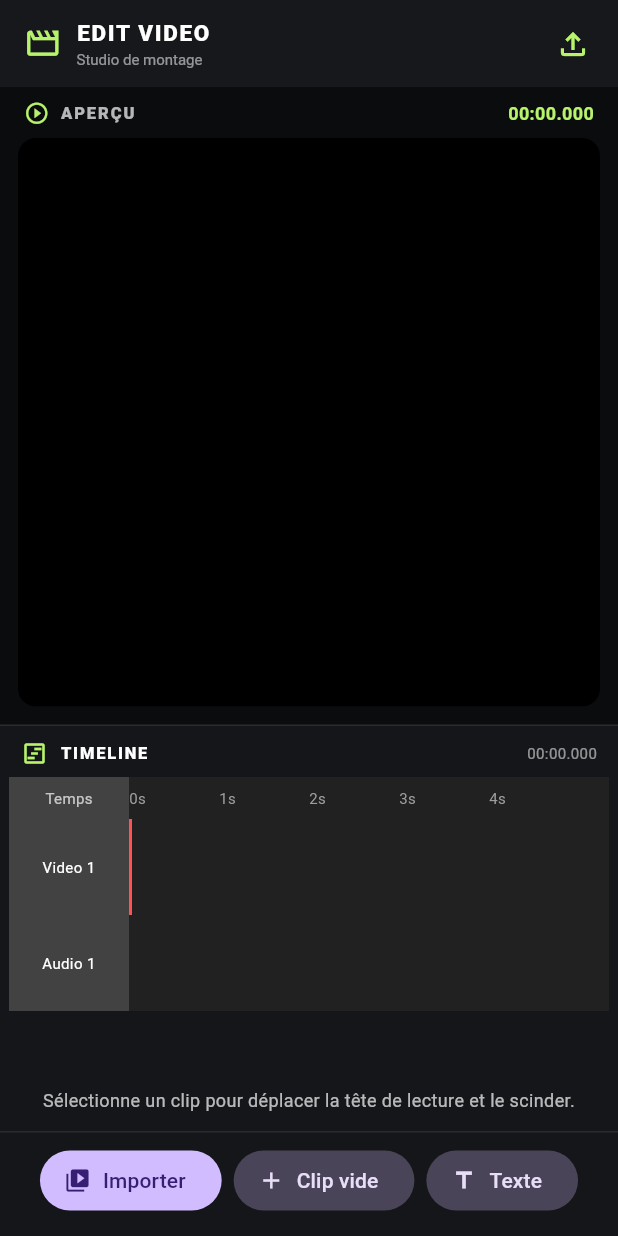
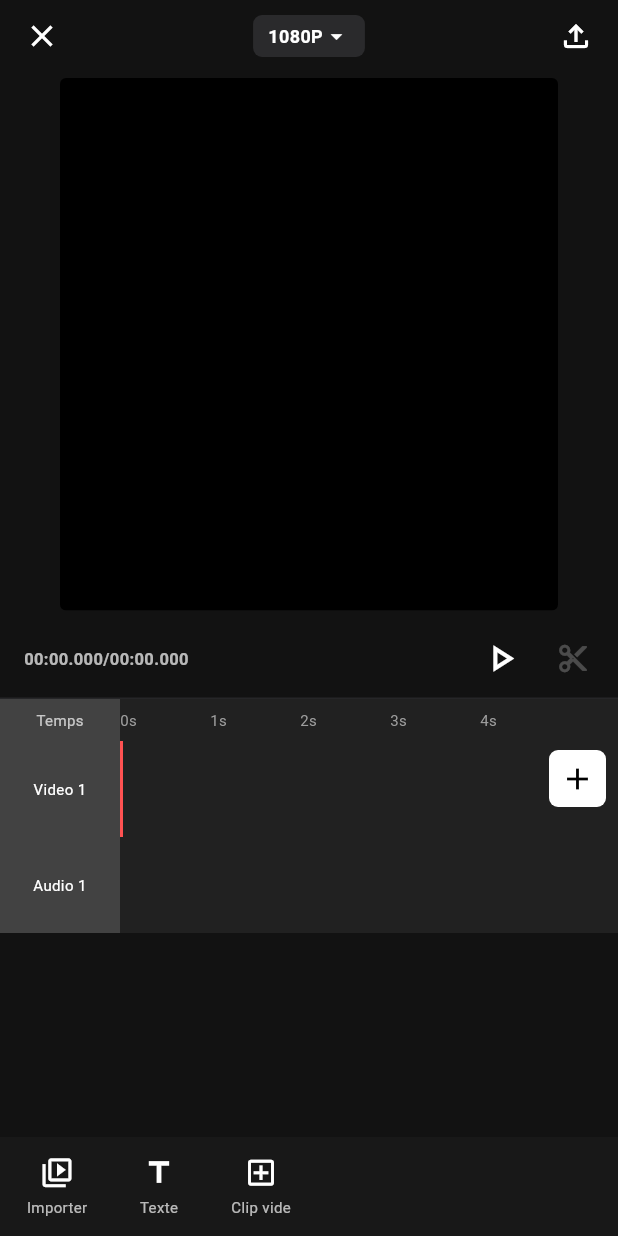
Before and after one commit to hichamDao/edit_video, a Flutter app: the screen it shows after launch, on a phone screen of 412 x 824 dp. Run offline on Flutter 3.47's test engine with Material 3 defaults, Android fonts, the phone set to English and light mode, and no system bars; our stand-ins replace file_picker, video_player.

Commit message:
Design: ecran d'edition style CapCut (maquette Capture.PNG): barre haute, controles de lecture, barre d'outils icones

```diff
--- a/lib/features/editor/editor_screen.dart
+++ b/lib/features/editor/editor_screen.dart
@@ -848,83 +848,146 @@ class _EditorScreenState extends State<EditorScreen> {
     );
   }
 
+  static const Color _bg = Color(0xFF121212);
+  static const Color _accent = Color(0xFF38E1D4);
+
+  Duration _totalDuration() {
+    final project = _project;
+    if (project == null) return Duration.zero;
+    return project.tracks
+        .where((t) => t.type == TrackType.video)
+        .expand((t) => t.segments)
+        .fold<Duration>(Duration.zero, (sum, seg) => sum + _segmentDuration(seg));
+  }
+
+  void _togglePlay() {
+    final c = _videoController;
+    if (c == null || !c.value.isInitialized) {
+      final t = _videoTrack();
+      if (t != null && t.segments.isNotEmpty) _selectSegment(t.segments.first);
+      return;
+    }
+    if (c.value.isPlaying) {
+      c.pause();
+    } else {
+      c.play();
+    }
+    setState(() {});
+  }
+
+  /// Ligne sous l'aperçu : 00:03/00:50 · tête de lecture · lecture · couper.
   Widget _buildPlayheadControls() {
     final selected = _selectedSegment;
-
-    if (selected == null) {
-      return const Padding(
-        padding: EdgeInsets.all(12),
-        child: Text(
-          'Sélectionne un clip pour déplacer la tête de lecture et le scinder.',
-          style: TextStyle(color: Colors.white70, fontSize: 12),
-          textAlign: TextAlign.center,
+    final playing = _videoController?.value.isPlaying ?? false;
+    Widget slider = const Spacer();
+    if (selected != null) {
+      final start = selected.timeRange.start.inMilliseconds.toDouble();
+      final end = (selected.timeRange.start + selected.timeRange.duration)
+          .inMilliseconds
+          .toDouble();
+      final maxValue = end > start ? end : start + 1;
+      final value = _playheadPosition.inMilliseconds.toDouble().clamp(start, maxValue).toDouble();
+      slider = Expanded(
+        child: SliderTheme(
+          data: SliderTheme.of(context).copyWith(
+            trackHeight: 2,
+            thumbShape: const RoundSliderThumbShape(enabledThumbRadius: 6),
+            overlayShape: SliderComponentShape.noOverlay,
+            activeTrackColor: _accent,
+            inactiveTrackColor: Colors.white24,
+            thumbColor: Colors.white,
+          ),
+          child: Slider(
+            min: start,
+            max: maxValue,
+            value: value,
+            onChanged: (v) => setState(() => _playheadPosition = Duration(milliseconds: v.round())),
+          ),
         ),
       );
     }
-
-    final start = selected.timeRange.start.inMilliseconds.toDouble();
-    final end = (selected.timeRange.start +
-        selected.timeRange.duration)
-        .inMilliseconds
-        .toDouble();
-
-    final maxValue = end > start ? end : start + 1;
-    final currentValue = _playheadPosition.inMilliseconds
-        .toDouble()
-        .clamp(start, maxValue)
-        .toDouble();
-
-    return Padding(
-      padding: const EdgeInsets.fromLTRB(12, 4, 12, 8),
-      child: Column(
-        mainAxisSize: MainAxisSize.min,
+    final canSplit = selected?.clip != null &&
+        selected!.timeRange.duration >= const Duration(milliseconds: 2);
+    return Container(
+      color: _bg,
+      padding: const EdgeInsets.fromLTRB(16, 2, 6, 2),
+      child: Row(
         children: [
-          Row(
+          Text(
+            '${_formatTime(_playheadPosition)}/${_formatTime(_totalDuration())}',
+            style: const TextStyle(color: Colors.white70, fontSize: 11, fontWeight: FontWeight.w600),
+          ),
+          slider,
+          IconButton(
+            tooltip: playing ? 'Pause' : 'Lecture',
+            onPressed: _togglePlay,
+            icon: Icon(playing ? Icons.pause : Icons.play_arrow_outlined, color: Colors.white, size: 30),
+          ),
+          IconButton(
+            tooltip: 'Scinder à la tête de lecture',
+            onPressed: canSplit ? _splitSelected : null,
+            icon: Icon(Icons.content_cut, size: 22, color: canSplit ? Colors.white : Colors.white24),
+          ),
+        ],
+      ),
+    );
+  }
+
+  Widget _toolButton(IconData icon, String label, VoidCallback? onTap) {
+    final on = onTap != null;
+    return InkWell(
+      onTap: onTap,
+      borderRadius: BorderRadius.circular(8),
+      child: SizedBox(
+        width: 68,
+        child: Padding(
+          padding: const EdgeInsets.symmetric(vertical: 8),
+          child: Column(
+            mainAxisSize: MainAxisSize.min,
             children: [
-              const Icon(
-                Icons.linear_scale,
-                size: 18,
-                color: Colors.redAccent,
-              ),
-              const SizedBox(width: 6),
-              const Expanded(
-                child: Text(
-                  'Tête de lecture',
-                  style: TextStyle(color: Colors.white70, fontSize: 12),
-                ),
-              ),
-              Text(
-                _formatTime(_playheadPosition),
-                style: const TextStyle(
-                  color: Colors.white,
-                  fontSize: 12,
-                ),
-              ),
+              Icon(icon, size: 23, color: on ? Colors.white : Colors.white24),
+              const SizedBox(height: 4),
+              Text(label,
+                  maxLines: 1,
+                  overflow: TextOverflow.ellipsis,
+                  style: TextStyle(fontSize: 10, color: on ? Colors.white70 : Colors.white24)),
             ],
           ),
-          Slider(
-            min: start,
-            max: maxValue,
-            value: currentValue,
-            activeColor: Colors.redAccent,
-            onChanged: (value) {
-              setState(() {
-                _playheadPosition =
-                    Duration(milliseconds: value.round());
-              });
-            },
+        ),
+      ),
+    );
+  }
+
+  Widget _buildTopBar() {
+    return Container(
+      color: _bg,
+      padding: const EdgeInsets.symmetric(horizontal: 4),
+      height: 48,
+      child: Row(
+        children: [
+          IconButton(
+            tooltip: 'Fermer',
+            icon: const Icon(Icons.close, color: Colors.white),
+            onPressed: () => Navigator.maybePop(context),
           ),
-          SizedBox(
-            width: double.infinity,
-            child: FilledButton.icon(
-              onPressed: selected.clip == null ||
-                  selected.timeRange.duration <
-                      const Duration(milliseconds: 2)
-                  ? null
-                  : _splitSelected,
-              icon: const Icon(Icons.content_cut),
-              label: const Text('Scinder à la tête de lecture'),
+          const Spacer(),
+          InkWell(
+            onTap: () => Navigator.pushNamed(context, '/export'),
+            borderRadius: BorderRadius.circular(6),
+            child: Container(
+              padding: const EdgeInsets.symmetric(horizontal: 10, vertical: 5),
+              decoration: BoxDecoration(color: const Color(0xFF2A2A2C), borderRadius: BorderRadius.circular(6)),
+              child: const Row(mainAxisSize: MainAxisSize.min, children: [
+                Text('1080P', style: TextStyle(color: Colors.white, fontSize: 12, fontWeight: FontWeight.w600)),
+                Icon(Icons.arrow_drop_down, color: Colors.white, size: 18),
+              ]),
             ),
+          ),
+          const Spacer(),
+          IconButton(
+            tooltip: 'Exporter la vidéo',
+            icon: const Icon(Icons.file_upload_outlined, color: Colors.white),
+            onPressed: () => Navigator.pushNamed(context, '/export'),
           ),
         ],
       ),
@@ -1648,77 +1711,49 @@ class _EditorScreenState extends State<EditorScreen> {
       );
     }
 
-    return SingleChildScrollView(
-      scrollDirection: Axis.horizontal,
-      padding: const EdgeInsets.symmetric(
-        horizontal: 8,
-        vertical: 8,
-      ),
+    final hasClip = selected != null && !isTextSelected && selected.clip != null;
+    final items = <Widget>[
+      _toolButton(Icons.video_library_outlined, 'Importer', _importVideo),
+      _toolButton(Icons.title, 'Texte', _addText),
+      _toolButton(Icons.add_box_outlined, 'Clip vide', _addEmptySegment),
+      if (hasClip) ...[
+        _toolButton(Icons.content_cut, 'Couper',
+            selected.timeRange.duration >= const Duration(milliseconds: 2) ? _splitSelected : null),
+        _toolButton(Icons.speed, 'Vitesse', _editSpeedVolume),
+        _toolButton(Icons.auto_awesome, 'Filtres', _editFilters),
+        _toolButton(Icons.crop, 'Rogner', _trimSelected),
+      ],
+      if (selected != null) ...[
+        if (track != null) ...[
+          _toolButton(Icons.arrow_back, 'Reculer', index > 0 ? () => _moveSegment(track, selected, -1) : null),
+          _toolButton(Icons.arrow_forward, 'Avancer',
+              index >= 0 && index < track.segments.length - 1 ? () => _moveSegment(track, selected, 1) : null),
+        ],
+        _toolButton(Icons.delete_outline, 'Supprimer', _deleteSelected),
+      ],
+    ];
+    return Container(
+      height: 66,
+      color: const Color(0xFF181818),
       child: Row(
-        mainAxisSize: MainAxisSize.min,
         children: [
-          FilledButton.icon(
-            onPressed: _importVideo,
-            icon: const Icon(Icons.video_library, size: 18),
-            label: const Text('Importer'),
+          if (selected != null)
+            InkWell(
+              onTap: () => setState(() => _selectedSegment = null),
+              child: Container(
+                width: 40,
+                height: double.infinity,
+                color: const Color(0xFF2A2A2C),
+                child: const Icon(Icons.chevron_left, color: Colors.white),
+              ),
+            ),
+          Expanded(
+            child: SingleChildScrollView(
+              scrollDirection: Axis.horizontal,
+              padding: const EdgeInsets.symmetric(horizontal: 4),
+              child: Row(mainAxisSize: MainAxisSize.min, children: items),
+            ),
           ),
-          const SizedBox(width: 8),
-          FilledButton.tonalIcon(
-            onPressed: _addEmptySegment,
-            icon: const Icon(Icons.add, size: 18),
-            label: const Text('Clip vide'),
-          ),
-          const SizedBox(width: 8),
-          FilledButton.tonalIcon(
-            onPressed: _addText,
-            icon: const Icon(Icons.title, size: 18),
-            label: const Text('Texte'),
-          ),
-          if (selected != null && !isTextSelected && selected.clip != null) ...[
-            const SizedBox(width: 8),
-            FilledButton.tonalIcon(
-              onPressed: _editSpeedVolume,
-              icon: const Icon(Icons.speed, size: 18),
-              label: const Text('Vitesse/Volume'),
-            ),
-            const SizedBox(width: 8),
-            FilledButton.tonalIcon(
-              onPressed: _editFilters,
-              icon: const Icon(Icons.auto_awesome, size: 18),
-              label: const Text('Filtres'),
-            ),
-          ],
-          if (selected != null) ...[
-            const SizedBox(width: 8),
-            IconButton.filledTonal(
-              tooltip: 'Supprimer',
-              onPressed: _deleteSelected,
-              icon: const Icon(Icons.delete),
-            ),
-          ],
-          if (selected != null && track != null) ...[
-            const SizedBox(width: 8),
-            IconButton.filledTonal(
-              tooltip: 'Déplacer vers la gauche',
-              onPressed: index > 0
-                  ? () => _moveSegment(track, selected, -1)
-                  : null,
-              icon: const Icon(Icons.arrow_back),
-            ),
-            IconButton.filledTonal(
-              tooltip: 'Déplacer vers la droite',
-              onPressed: index >= 0 && index < track.segments.length - 1
-                  ? () => _moveSegment(track, selected, 1)
-                  : null,
-              icon: const Icon(Icons.arrow_forward),
-            ),
-            const SizedBox(width: 8),
-            FilledButton.tonalIcon(
-              onPressed: selected.clip != null ? _trimSelected : null,
-              icon: const Icon(Icons.content_cut, size: 18),
-              label: const Text('Rogner'),
-            ),
-          ],
         ],
       ),
     );
@@ -1731,158 +1766,83 @@ class _EditorScreenState extends State<EditorScreen> {
     final timelineWidth = _timelineWidth();
 
     return Scaffold(
-      backgroundColor: const Color(0xFF101114),
-      appBar: AppBar(
-        toolbarHeight: 58,
-        elevation: 0,
-        backgroundColor: const Color(0xFF17181C),
-        titleSpacing: 16,
-        title: const Row(
+      backgroundColor: _bg,
+      body: SafeArea(
+        child: Column(
           children: [
-            Icon(Icons.movie_creation_outlined, color: Color(0xFFB7F36B), size: 25),
-            SizedBox(width: 10),
-            Column(
-              crossAxisAlignment: CrossAxisAlignment.start,
-              mainAxisSize: MainAxisSize.min,
-              children: [
-                Text('EDIT VIDEO', style: TextStyle(
-                  color: Colors.white, fontSize: 15, fontWeight: FontWeight.w800,
-                  letterSpacing: 1.1,
-                )),
-                SizedBox(height: 2),
-                Text('Studio de montage', style: TextStyle(
-                  color: Colors.white54, fontSize: 10, fontWeight: FontWeight.w400,
-                )),
-              ],
-            ),
-          ],
-        ),
-        actions: [
-          IconButton(
-            tooltip: 'Exporter la vidéo',
-            icon: const Icon(Icons.file_upload_outlined, color: Color(0xFFB7F36B)),
-            onPressed: () => Navigator.pushNamed(context, '/export'),
-          ),
-          const SizedBox(width: 6),
-        ],
-      ),
-      body: Column(
-        children: [
-          Expanded(
-            flex: 5,
-            child: Container(
-              color: const Color(0xFF0B0C0E),
-              child: Column(
-                children: [
-                  Padding(
-                    padding: const EdgeInsets.fromLTRB(16, 9, 16, 8),
-                    child: Row(
-                      children: [
-                        const Icon(Icons.play_circle_outline, size: 17, color: Color(0xFFB7F36B)),
-                        const SizedBox(width: 7),
-                        const Text('APERÇU', style: TextStyle(
-                          color: Colors.white70, fontSize: 11, fontWeight: FontWeight.w800,
-                          letterSpacing: 1.3,
-                        )),
-                        const Spacer(),
-                        Text(
-                          _formatTime(_playheadPosition),
-                          style: const TextStyle(
-                            color: Color(0xFFB7F36B), fontSize: 12,
-                            fontWeight: FontWeight.w700,
-                          ),
-                        ),
-                      ],
+            _buildTopBar(),
+            // ── Aperçu ──
+            Expanded(
+              flex: 5,
+              child: Container(
+                color: _bg,
+                padding: const EdgeInsets.fromLTRB(40, 4, 40, 6),
+                child: ClipRRect(
+                  borderRadius: BorderRadius.circular(4),
+                  child: ColoredBox(
+                    color: Colors.black,
+                    child: _previewWithText(
+                      controller != null ? _filteredVideo(controller) : const SizedBox.expand(),
                     ),
                   ),
-                  Expanded(
-                    child: Padding(
-                      padding: const EdgeInsets.fromLTRB(12, 0, 12, 12),
-                      child: ClipRRect(
-                        borderRadius: BorderRadius.circular(12),
-                        child: ColoredBox(
-                          color: const Color(0xFF000000),
-                          child: _previewWithText(
-                            controller != null
-                                ? _filteredVideo(controller)
-                                : const SizedBox.expand(),
-                          ),
-                        ),
-                      ),
-                    ),
-                  ),
-                ],
+                ),
               ),
             ),
-          ),
-          const Divider(height: 1, thickness: 1, color: Color(0xFF2A2B30)),
-          Expanded(
-            flex: 4,
-            child: project == null
-                ? const SizedBox.shrink()
-                : Container(
-                    color: const Color(0xFF151619),
-                    child: Column(
-                      children: [
-                        Padding(
-                          padding: const EdgeInsets.fromLTRB(14, 9, 14, 7),
-                          child: Row(
-                            children: [
-                              const Icon(Icons.view_timeline_outlined,
-                                  color: Color(0xFFB7F36B), size: 18),
-                              const SizedBox(width: 8),
-                              const Text('TIMELINE', style: TextStyle(
-                                color: Colors.white, fontSize: 11,
-                                fontWeight: FontWeight.w800, letterSpacing: 1.2,
-                              )),
-                              const Spacer(),
-                              Text(
-                                _formatTime(project.tracks
-                                    .where((track) => track.type == TrackType.video)
-                                    .expand((track) => track.segments)
-                                    .fold<Duration>(
-                                      Duration.zero,
-                                      (total, segment) => total + _segmentDuration(segment),
-                                    )),
-                                style: const TextStyle(color: Colors.white54, fontSize: 10),
-                              ),
-                            ],
-                          ),
-                        ),
-                        Expanded(
-                          child: SingleChildScrollView(
+            _buildPlayheadControls(),
+            const Divider(height: 1, thickness: 1, color: Color(0xFF262628)),
+            // ── Timeline ──
+            Expanded(
+              flex: 4,
+              child: project == null
+                  ? const SizedBox.shrink()
+                  : Container(
+                      color: _bg,
+                      child: Stack(
+                        children: [
+                          SingleChildScrollView(
                             scrollDirection: Axis.horizontal,
                             child: SizedBox(
-                              width: timelineWidth.clamp(400.0, 1000000.0),
+                              width: timelineWidth.clamp(400.0, 1000000.0) + 56,
                               child: Column(
                                 children: [
                                   _buildTimelineRuler(timelineWidth),
                                   Expanded(
                                     child: ListView.builder(
                                       itemCount: project.tracks.length,
-                                      itemBuilder: (context, index) => _buildTrack(
-                                        project.tracks[index],
-                                        timelineWidth,
-                                      ),
+                                      itemBuilder: (context, index) =>
+                                          _buildTrack(project.tracks[index], timelineWidth),
                                     ),
                                   ),
                                 ],
                               ),
                             ),
                           ),
-                        ),
-                        _buildPlayheadControls(),
-                        const Divider(height: 1, color: Color(0xFF2A2B30)),
-                        SafeArea(
-                          top: false,
-                          minimum: const EdgeInsets.only(bottom: 5),
-                          child: _buildActions(),
-                        ),
-                      ],
+                          // Bouton « + » : ajouter une vidéo (comme dans la maquette)
+                          Positioned(
+                            right: 8,
+                            top: 34,
+                            child: Material(
+                              color: Colors.white,
+                              borderRadius: BorderRadius.circular(6),
+                              child: InkWell(
+                                borderRadius: BorderRadius.circular(6),
+                                onTap: _importVideo,
+                                child: const SizedBox(
+                                  width: 38,
+                                  height: 38,
+                                  child: Icon(Icons.add, color: Colors.black),
+                                ),
+                              ),
+                            ),
+                          ),
+                        ],
+                      ),
                     ),
-                  ),
-          ),
-        ],
+            ),
+            // ── Barre d'outils ──
+            _buildActions(),
+          ],
+        ),
       ),
     );
   }
```
